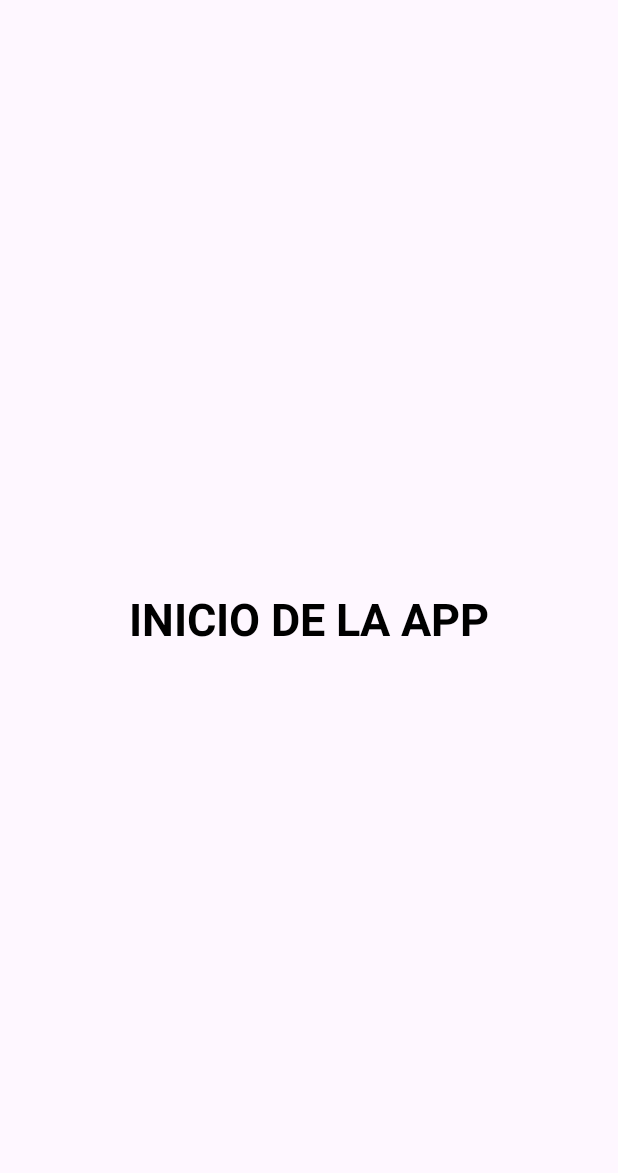
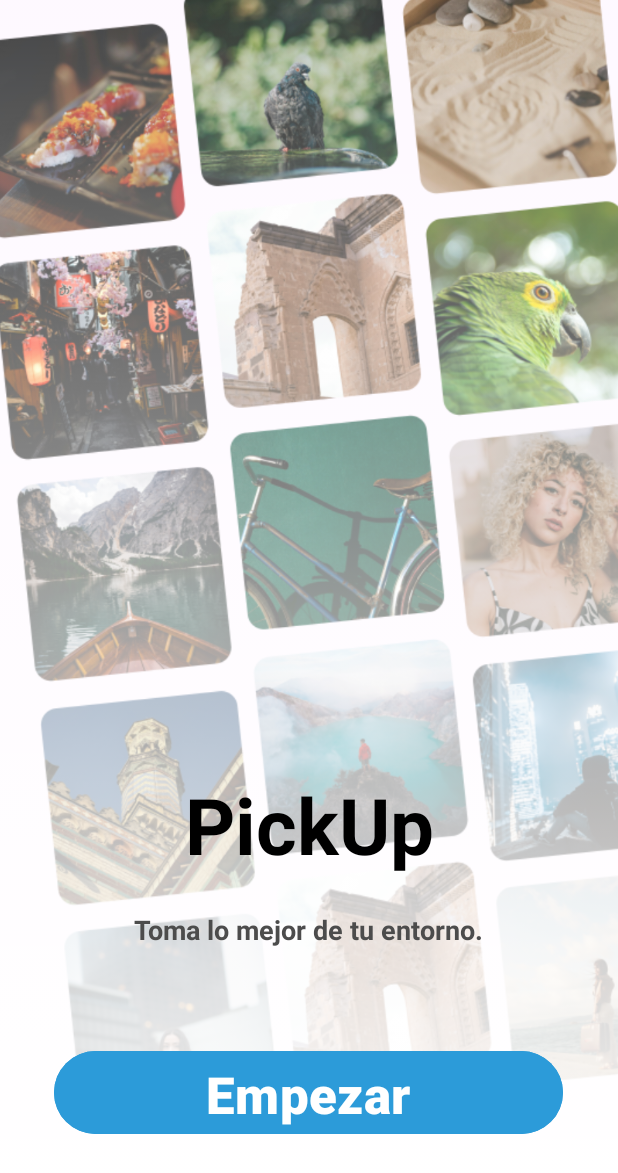
Before and after one commit to BrayanDG4/PickUp-gallery, an Android app: the screen it shows after launch (MainActivity2), on a phone screen of 412 x 824 dp. Shown: the top 1173 px of the screen. Run offline under Robolectric (Android 15) with nearby library versions, the phone set to English and light mode, and no system bars.

Commit message:
Loading screen

```diff
--- a/app/src/main/java/com/example/pickup_gallery/MainActivity.java
+++ b/app/src/main/java/com/example/pickup_gallery/MainActivity.java
@@ -26,6 +26,6 @@ Handler handler;
                 startActivity(intent);
                 finish();
             }
-        }, 4000);
+        }, 3000);
     }
 }
--- /dev/null
+++ b/app/src/main/res/drawable/linear_glass_bg.xml
@@ -0,0 +1,8 @@
+<?xml version="1.0" encoding="utf-8"?>
+<selector xmlns:android="http://schemas.android.com/apk/res/android">
+    <item>
+        <shape android:layout_width="wrap_content" android:layout_height="wrap_content" android:shape="rectangle">
+            <gradient android:startColor="#33FFFFFF" android:endColor="@color/white" android:angle="270"/>
+        </shape>
+    </item>
+</selector>
--- a/app/src/main/res/layout/activity_main2.xml
+++ b/app/src/main/res/layout/activity_main2.xml
@@ -6,16 +6,71 @@
     android:layout_height="match_parent"
     tools:context=".MainActivity2">
 
+
+    <ImageView
+        android:layout_width="457dp"
+        android:layout_height="767dp"
+        android:background="@drawable/gallery1"
+        android:scaleX="1.1"
+        android:scaleY="1.1"
+        tools:layout_editor_absoluteX="-18"
+        tools:layout_editor_absoluteY="match_parent"
+        tools:ignore="MissingConstraints" />
+
+    <androidx.constraintlayout.widget.ConstraintLayout
+        android:layout_width="match_parent"
+        android:layout_height="match_parent"
+        android:background="@drawable/linear_glass_bg"
+        android:scaleX="1"
+        android:scaleY="1"
+        app:layout_constraintBottom_toBottomOf="parent"
+        app:layout_constraintEnd_toEndOf="parent"
+        app:layout_constraintHorizontal_bias="0.0"
+        app:layout_constraintStart_toStartOf="parent"
+        app:layout_constraintTop_toTopOf="parent"
+        app:layout_constraintVertical_bias="0.0" />
+
         <TextView
+            android:id="@+id/textView2"
             android:layout_width="wrap_content"
             android:layout_height="wrap_content"
-        android:text="INICIO DE LA APP"
+            android:text="PickUp"
             android:textColor="@color/black"
-        android:textSize="30dp"
+            android:textSize="52dp"
             android:textStyle="bold"
             app:layout_constraintBottom_toBottomOf="parent"
             app:layout_constraintEnd_toEndOf="parent"
             app:layout_constraintStart_toStartOf="parent"
-        app:layout_constraintTop_toTopOf="parent" />
+            app:layout_constraintTop_toTopOf="parent"
+            app:layout_constraintVertical_bias="0.683" />
+
+        <TextView
+            android:id="@+id/textView"
+            android:layout_width="wrap_content"
+            android:layout_height="wrap_content"
+            android:text="Toma lo mejor de tu entorno."
+            android:textColor="#4C4C4C"
+            android:textSize="18dp"
+            android:textStyle="bold"
+            app:layout_constraintBottom_toBottomOf="parent"
+            app:layout_constraintEnd_toEndOf="@+id/textView2"
+            app:layout_constraintHorizontal_bias="0.518"
+            app:layout_constraintStart_toStartOf="@+id/textView2"
+            app:layout_constraintTop_toBottomOf="@+id/textView2"
+            app:layout_constraintVertical_bias="0.106" />
+
+        <Button
+            android:id="@+id/button"
+            android:layout_width="339dp"
+            android:layout_height="63dp"
+            android:backgroundTint="#2C9BD9"
+            android:text="Empezar"
+            android:textSize="34sp"
+            android:textStyle="bold"
+            app:layout_constraintBottom_toBottomOf="parent"
+            app:layout_constraintEnd_toEndOf="@+id/textView"
+            app:layout_constraintStart_toStartOf="@+id/textView"
+            app:layout_constraintTop_toBottomOf="@+id/textView" />
+
 
     </androidx.constraintlayout.widget.ConstraintLayout>
```
Also changed, not shown: app/src/main/res/drawable/gallery1.png (added). Lines whose indentation alone changed are shown as unchanged.
